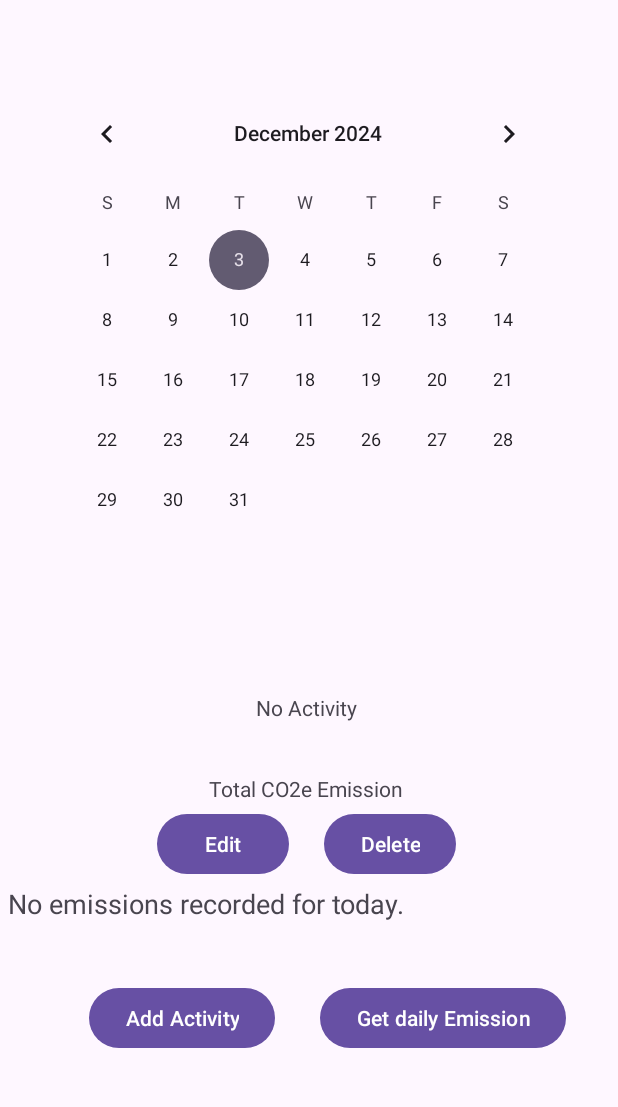
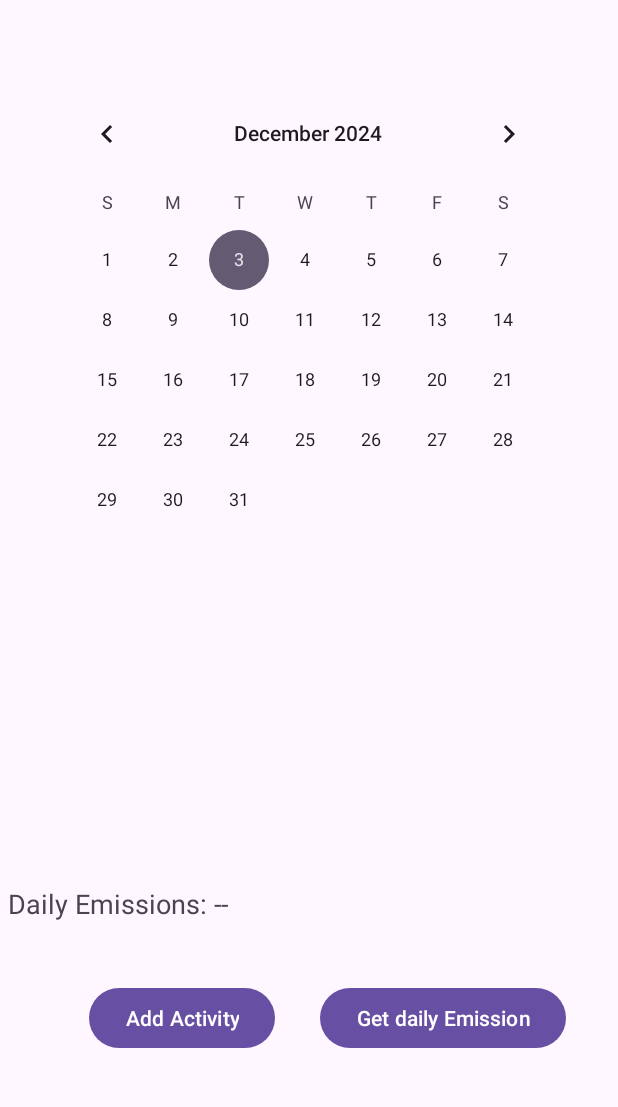
Before and after one commit to IsaacPicov/carbonFootprintApp, an Android app: the fragment CO2eDisplayFragment placed in its activity, after a tap on "Get daily Emission", on a phone screen of 412 x 824 dp, the part 29-1136 px from its top. Run offline under Robolectric (Android 15) with nearby library versions, the light colour scheme and no system bars; our stand-ins replace Firebase (no records; nobody signed in at launch, a user with empty details on screens opened directly).

Commit message:
feat: display daily carbon emissions

```diff
--- a/Starter Application/app/src/main/java/com/example/b07demosummer2024/CO2eDisplayFragment.java
+++ b/Starter Application/app/src/main/java/com/example/b07demosummer2024/CO2eDisplayFragment.java
@@ -1,6 +1,4 @@
 package com.example.b07demosummer2024;
-
-import static com.example.b07demosummer2024.Calculate.calculateAndUpdateDailyTotal;
 
 import android.icu.util.Calendar;
 import android.os.Bundle;
@@ -54,9 +52,9 @@
     private Button add;
     private FirebaseDatabase db;
     private DatabaseReference itemsRef;
+
     private TextView emissionDisplay;
-    private Button getEmission;
-
+    private Button btnGetEmission;
 
     @Nullable
     @Override
@@ -64,13 +62,22 @@
 
         auth = FirebaseAuth.getInstance();
         db = FirebaseDatabase.getInstance("https://b07finalproject-4e3be-default-rtdb.firebaseio.com/");
+        FirebaseUser currentUser = auth.getCurrentUser();
+        String userId = currentUser.getUid();
 
         View view = inflater.inflate(R.layout.fragment_daily_co2e_display, container, false);
         calendar = Calendar.getInstance();
         calendarView = view.findViewById(R.id.calendarView);
+        emissionDisplay = view.findViewById(R.id.emissionDisplay);
 
-        emissionDisplay = view.findViewById(R.id.emissionDisplay);
+        btnGetEmission = view.findViewById(R.id.buttonGetEmission);
+        btnGetEmission.setOnClickListener(v -> {
+            fetchTotalEmission(selectedDate);
+        });
+
         selectedDate = LocalDate.now().toString();
+        Calculate.calculateAndUpdateDailyTotal(userId, selectedDate);
+        System.out.println("Daily Total is Calculated");
         setDate(calendar.get(Calendar.DAY_OF_MONTH), calendar.get(Calendar.MONTH), calendar.get(Calendar.YEAR));
 
         activityRecyclerView = view.findViewById(R.id.activityRecyclerView);
@@ -98,58 +105,14 @@
             loadFragment(new EcoTrackerFragment());
         });
 
-        getEmission = view.findViewById(R.id.buttonGetEmission);
-        getEmission.setOnClickListener(v -> {
-            // Get the current user and userId
-            FirebaseUser currentUser = auth.getCurrentUser();
-            if (currentUser == null) {
-                Toast.makeText(getContext(), "User not logged in", Toast.LENGTH_SHORT).show();
-                return;
-            }
-            String userId = currentUser.getUid();
-
-            // Reference to the total_emissions field for the selected date
-            DatabaseReference totalEmissionsRef = db.getReference("users/" + userId + "/dailylogs/" + selectedDate + "/total_emissions");
-
-
-
-            // Trigger the calculation method
-            calculateAndUpdateDailyTotal(userId);
-            System.out.println("WE DID IT YEAHHHHHH");
-            System.out.println(userId);
-            // Fetch and display the total_emissions value
-            totalEmissionsRef.addListenerForSingleValueEvent(new ValueEventListener() {
-                @Override
-                public void onDataChange(@NonNull DataSnapshot dataSnapshot) {
-                    if (dataSnapshot.exists()) {
-                        Double totalEmissions = dataSnapshot.getValue(Double.class);
-                        if (totalEmissions != null) {
-                            emissionDisplay.setText(String.format("Daily Emissions: %.2f kg CO₂", totalEmissions));
-                            System.out.println("the emissionDisplay should have information");
-                        } else {
-                            emissionDisplay.setText("No emissions recorded for today.");
-                        }
-                    } else {
-                        emissionDisplay.setText("No emissions recorded for today.");
-                    }
-                }
-
-                @Override
-                public void onCancelled(@NonNull DatabaseError databaseError) {
-                    Toast.makeText(getContext(), "Failed to retrieve emissions: " + databaseError.getMessage(), Toast.LENGTH_SHORT).show();
-                }
-            });
-        });
-
-
-
         calendarView.setOnDateChangeListener((view1, year, month, dayOfMonth) -> {
             setDate(dayOfMonth, month, year);
             selectedDate = String.format("%04d-%02d-%02d", year, month + 1, dayOfMonth);
             fetchItemsFromDatabase(selectedDate);
+            Calculate.calculateAndUpdateDailyTotal(userId, selectedDate);
+            System.out.println("Daily Total is Calculated");
         });
 
-        fetchItemsFromDatabase(selectedDate); // Fetch items for default date on launch
         return view;
     }
 
@@ -162,6 +125,24 @@
         calendarView.setDate(milli);
     }
 
+    private void fetchTotalEmission(String date) {
+        FirebaseUser currentUser = auth.getCurrentUser();
+        String userId = currentUser.getUid();
+        DatabaseReference emissionRef = db.getReference("users/" + userId + "/dailylogs/" + date + "/total_emissions/");
+        emissionRef.addValueEventListener(new ValueEventListener() {
+            @Override
+            public void onDataChange(@NonNull DataSnapshot snapshot) {
+                if (snapshot.exists()){
+                    emissionDisplay.setText("Daily Emission: " + snapshot.getValue().toString());
+                }
+            }
+
+            @Override
+            public void onCancelled(@NonNull DatabaseError error) {
+
+            }
+        });
+    }
 
     private void fetchItemsFromDatabase(String date) {
         FirebaseUser currentUser = auth.getCurrentUser();
@@ -173,9 +154,13 @@
                 activityLists.clear();
                 if(dataSnapshot.exists()){
                     for (DataSnapshot snapshot : dataSnapshot.getChildren()) {
-                        System.out.println(snapshot.getKey());
-                        System.out.println(snapshot.child("activity_type").getValue());
-                        System.out.println(snapshot.child("information").getValue());
+                        System.out.println("KEY: " + snapshot.getKey());
+                        System.out.println("VALUE: " + snapshot.child("activity_type").getValue());
+                        System.out.println("VALUE: " + snapshot.child("information").getValue());
+                        System.out.println("VALUE: " + snapshot.getValue());
+
+
+
                         Activity activity = new Activity(
                                 snapshot.getKey(), // Activity ID
                                 snapshot.child("activity_type").getValue(String.class),
@@ -237,6 +222,4 @@
         transaction.addToBackStack(null);
         transaction.commit();
     }
-
-
 }
```
Also changed, not shown: Starter Application/app/src/main/java/com/example/b07demosummer2024/Calculate.java (+77 -23 lines), Starter Application/app/src/main/java/com/example/b07demosummer2024/CalculateShawn.java (added, +8 -0 lines).
